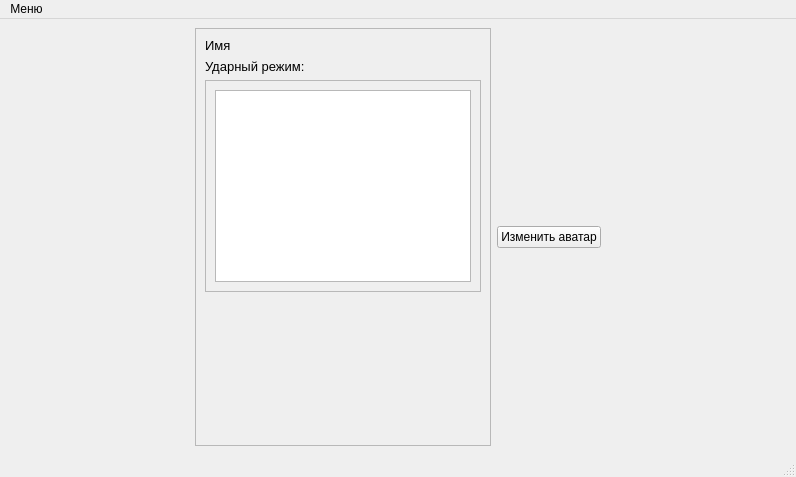
Old version of the form Data/Ui_files/Profile.ui in the repository Dianats34559/Double-E.
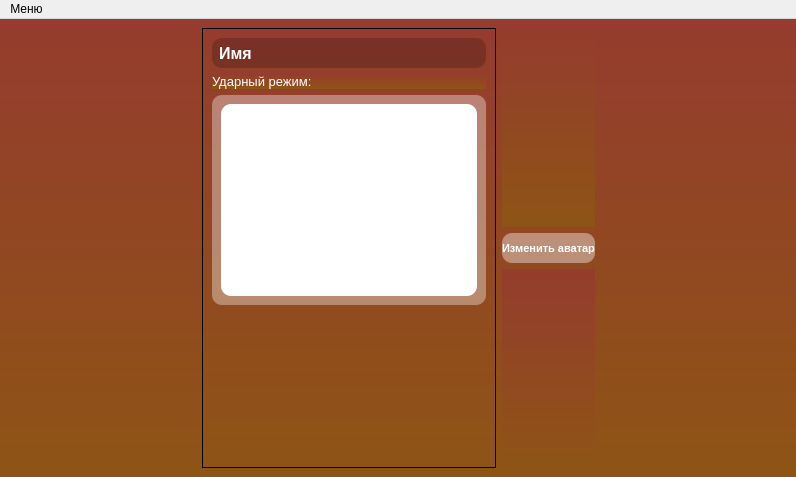
New version of the form. Icons and pictures are not drawn.

Patch:
```diff
--- a/Data/Ui_files/Profile.ui
+++ b/Data/Ui_files/Profile.ui
@@ -14,6 +14,9 @@
    <string>MainWindow</string>
   </property>
   <widget class="QWidget" name="centralwidget">
+   <property name="styleSheet">
+    <string notr="true">background-color: qlineargradient(spread:pad, x1:1, y1:1, x2:1, y2:0, stop:0 rgba(142, 84, 21, 255), stop:1 rgba(149, 60, 46, 255));</string>
+   </property>
    <layout class="QHBoxLayout" name="horizontalLayout">
     <item>
      <spacer name="horizontalSpacer">
@@ -39,11 +42,26 @@
       <layout class="QVBoxLayout" name="verticalLayout">
        <item>
         <widget class="QLabel" name="name">
+         <property name="minimumSize">
+          <size>
+           <width>0</width>
+           <height>30</height>
+          </size>
+         </property>
          <property name="font">
           <font>
-           <pointsize>10</pointsize>
+           <pointsize>12</pointsize>
+           <weight>75</weight>
+           <italic>false</italic>
+           <bold>true</bold>
           </font>
          </property>
+         <property name="styleSheet">
+          <string notr="true">color: rgb(255, 255, 255);
+background-color: rgba(0, 0, 0, 50);
+border-radius: 10px;
+padding-left: 3px;</string>
+         </property>
          <property name="text">
           <string>Имя</string>
          </property>
@@ -60,8 +78,15 @@
          <property name="font">
           <font>
            <pointsize>10</pointsize>
+           <italic>false</italic>
+           <underline>false</underline>
+           <strikeout>false</strikeout>
+           <kerning>true</kerning>
           </font>
          </property>
+         <property name="styleSheet">
+          <string notr="true">color: rgb(255, 255, 255);</string>
+         </property>
          <property name="text">
           <string>Ударный режим:</string>
          </property>
@@ -69,6 +94,10 @@
        </item>
        <item>
         <widget class="QScrollArea" name="scrollArea">
+         <property name="styleSheet">
+          <string notr="true">background-color: rgba(255, 255, 255, 50);
+border-radius: 10px;</string>
+         </property>
          <property name="widgetResizable">
           <bool>true</bool>
          </property>
@@ -83,7 +112,11 @@
           </property>
           <layout class="QVBoxLayout" name="verticalLayout_3">
            <item>
-            <widget class="QTableView" name="progress_table"/>
+            <widget class="QTableView" name="progress_table">
+             <property name="styleSheet">
+              <string notr="true">background-color: rgb(255, 255, 255);</string>
+             </property>
+            </widget>
            </item>
           </layout>
          </widget>
@@ -128,6 +161,24 @@
       </item>
       <item>
        <widget class="QPushButton" name="change_avatar">
+        <property name="minimumSize">
+         <size>
+          <width>0</width>
+          <height>30</height>
+         </size>
+        </property>
+        <property name="font">
+         <font>
+          <pointsize>8</pointsize>
+          <weight>75</weight>
+          <bold>true</bold>
+         </font>
+        </property>
+        <property name="styleSheet">
+         <string notr="true">background-color: rgba(255, 255, 255, 100);
+color: rgb(255, 255, 255);
+border-radius: 10px;</string>
+        </property>
         <property name="text">
          <string>Изменить аватар</string>
         </property>
@@ -177,7 +228,6 @@
    </widget>
    <addaction name="menu"/>
   </widget>
-  <widget class="QStatusBar" name="statusbar"/>
   <action name="profile">
    <property name="text">
     <string>Профиль</string>
```
